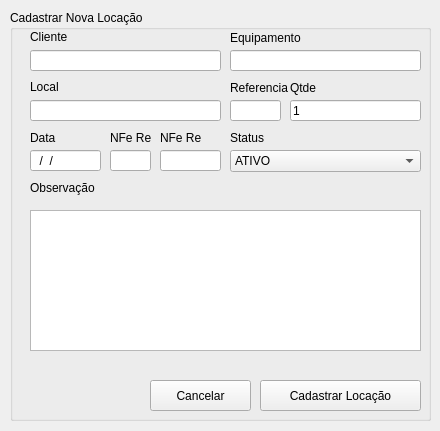
Qt form views/form_cadastra_locacao.ui (andrecamposdelfino/gerenciar-locacoes) before a commit.
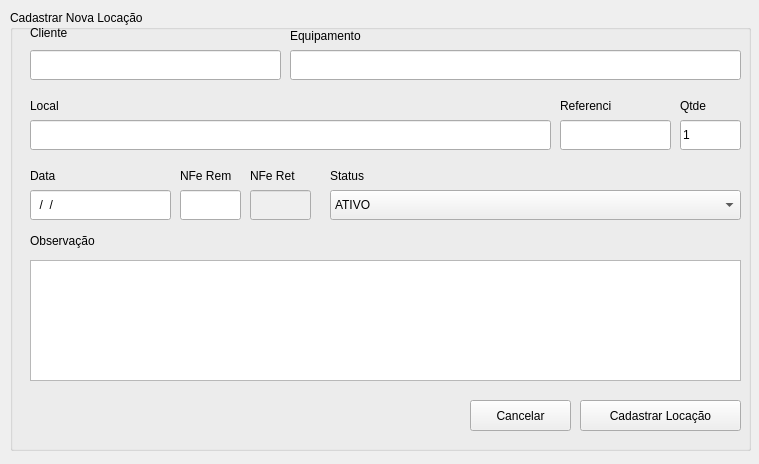
The same form after that commit. Icons and pictures are not drawn.

What changed in the file:
```diff
--- a/views/form_cadastra_locacao.ui
+++ b/views/form_cadastra_locacao.ui
@@ -6,8 +6,8 @@
    <rect>
     <x>0</x>
     <y>0</y>
-    <width>440</width>
-    <height>431</height>
+    <width>759</width>
+    <height>464</height>
    </rect>
   </property>
   <property name="windowTitle">
@@ -19,8 +19,8 @@
      <rect>
       <x>10</x>
       <y>10</y>
-      <width>421</width>
-      <height>411</height>
+      <width>741</width>
+      <height>441</height>
      </rect>
     </property>
     <property name="title">
@@ -31,8 +31,8 @@
       <rect>
        <x>20</x>
        <y>40</y>
-       <width>191</width>
-       <height>21</height>
+       <width>251</width>
+       <height>30</height>
       </rect>
      </property>
     </widget>
@@ -40,9 +40,9 @@
      <property name="geometry">
       <rect>
        <x>20</x>
-       <y>20</y>
+       <y>12</y>
        <width>47</width>
-       <height>13</height>
+       <height>21</height>
       </rect>
      </property>
      <property name="text">
@@ -52,20 +52,20 @@
     <widget class="QLineEdit" name="txtEquipamento">
      <property name="geometry">
       <rect>
-       <x>220</x>
+       <x>280</x>
        <y>40</y>
-       <width>191</width>
-       <height>21</height>
+       <width>451</width>
+       <height>30</height>
       </rect>
      </property>
     </widget>
     <widget class="QLabel" name="label_2">
      <property name="geometry">
       <rect>
-       <x>220</x>
-       <y>20</y>
-       <width>91</width>
-       <height>16</height>
+       <x>280</x>
+       <y>15</y>
+       <width>81</width>
+       <height>21</height>
       </rect>
      </property>
      <property name="text">
@@ -76,9 +76,9 @@
      <property name="geometry">
       <rect>
        <x>20</x>
-       <y>90</y>
-       <width>191</width>
-       <height>21</height>
+       <y>110</y>
+       <width>521</width>
+       <height>30</height>
       </rect>
      </property>
     </widget>
@@ -86,9 +86,9 @@
      <property name="geometry">
       <rect>
        <x>20</x>
-       <y>70</y>
+       <y>80</y>
        <width>47</width>
-       <height>13</height>
+       <height>31</height>
       </rect>
      </property>
      <property name="text">
@@ -98,10 +98,10 @@
     <widget class="QLabel" name="label_4">
      <property name="geometry">
       <rect>
-       <x>220</x>
-       <y>70</y>
-       <width>91</width>
-       <height>16</height>
+       <x>550</x>
+       <y>80</y>
+       <width>51</width>
+       <height>31</height>
       </rect>
      </property>
      <property name="text">
@@ -111,20 +111,20 @@
     <widget class="QLineEdit" name="txtReferencia">
      <property name="geometry">
       <rect>
-       <x>220</x>
-       <y>90</y>
-       <width>51</width>
-       <height>21</height>
+       <x>550</x>
+       <y>110</y>
+       <width>111</width>
+       <height>30</height>
       </rect>
      </property>
     </widget>
     <widget class="QLineEdit" name="txtQtde">
      <property name="geometry">
       <rect>
-       <x>280</x>
-       <y>90</y>
-       <width>131</width>
-       <height>21</height>
+       <x>670</x>
+       <y>110</y>
+       <width>61</width>
+       <height>30</height>
       </rect>
      </property>
      <property name="text">
@@ -134,10 +134,10 @@
     <widget class="QLabel" name="label_5">
      <property name="geometry">
       <rect>
-       <x>280</x>
-       <y>70</y>
+       <x>670</x>
+       <y>80</y>
        <width>31</width>
-       <height>16</height>
+       <height>31</height>
       </rect>
      </property>
      <property name="text">
@@ -148,9 +148,9 @@
      <property name="geometry">
       <rect>
        <x>20</x>
-       <y>120</y>
-       <width>41</width>
-       <height>16</height>
+       <y>155</y>
+       <width>51</width>
+       <height>21</height>
       </rect>
      </property>
      <property name="text">
@@ -161,9 +161,9 @@
      <property name="geometry">
       <rect>
        <x>20</x>
-       <y>140</y>
-       <width>71</width>
-       <height>21</height>
+       <y>180</y>
+       <width>141</width>
+       <height>30</height>
       </rect>
      </property>
      <property name="inputMask">
@@ -173,10 +173,10 @@
     <widget class="QLabel" name="label_13">
      <property name="geometry">
       <rect>
-       <x>100</x>
-       <y>120</y>
-       <width>41</width>
-       <height>16</height>
+       <x>170</x>
+       <y>155</y>
+       <width>61</width>
+       <height>21</height>
       </rect>
      </property>
      <property name="text">
@@ -186,20 +186,20 @@
     <widget class="QLineEdit" name="txtNfRem">
      <property name="geometry">
       <rect>
-       <x>100</x>
-       <y>140</y>
-       <width>41</width>
-       <height>21</height>
+       <x>170</x>
+       <y>180</y>
+       <width>61</width>
+       <height>30</height>
       </rect>
      </property>
     </widget>
     <widget class="QLabel" name="label_21">
      <property name="geometry">
       <rect>
-       <x>150</x>
-       <y>120</y>
-       <width>41</width>
-       <height>16</height>
+       <x>240</x>
+       <y>155</y>
+       <width>61</width>
+       <height>21</height>
       </rect>
      </property>
      <property name="text">
@@ -207,12 +207,15 @@
      </property>
     </widget>
     <widget class="QLineEdit" name="txtNfRet">
+     <property name="enabled">
+      <bool>false</bool>
+     </property>
      <property name="geometry">
       <rect>
-       <x>150</x>
-       <y>140</y>
+       <x>240</x>
+       <y>180</y>
        <width>61</width>
-       <height>21</height>
+       <height>30</height>
       </rect>
      </property>
     </widget>
@@ -270,8 +273,8 @@
     <widget class="QPushButton" name="btnCadastrar">
      <property name="geometry">
       <rect>
-       <x>250</x>
-       <y>370</y>
+       <x>570</x>
+       <y>390</y>
        <width>161</width>
        <height>31</height>
       </rect>
@@ -287,8 +290,8 @@
     <widget class="QPushButton" name="btnCancelar">
      <property name="geometry">
       <rect>
-       <x>140</x>
-       <y>370</y>
+       <x>460</x>
+       <y>390</y>
        <width>101</width>
        <height>31</height>
       </rect>
@@ -305,9 +308,9 @@
      <property name="geometry">
       <rect>
        <x>20</x>
-       <y>170</y>
+       <y>210</y>
        <width>91</width>
-       <height>16</height>
+       <height>41</height>
       </rect>
      </property>
      <property name="text">
@@ -317,10 +320,10 @@
     <widget class="QComboBox" name="txtStatus">
      <property name="geometry">
       <rect>
-       <x>220</x>
-       <y>140</y>
-       <width>191</width>
-       <height>22</height>
+       <x>320</x>
+       <y>180</y>
+       <width>411</width>
+       <height>30</height>
       </rect>
      </property>
      <item>
@@ -337,10 +340,10 @@
     <widget class="QLabel" name="label_23">
      <property name="geometry">
       <rect>
-       <x>220</x>
-       <y>120</y>
-       <width>91</width>
-       <height>16</height>
+       <x>320</x>
+       <y>155</y>
+       <width>61</width>
+       <height>21</height>
       </rect>
      </property>
      <property name="text">
@@ -351,9 +354,9 @@
      <property name="geometry">
       <rect>
        <x>20</x>
-       <y>200</y>
-       <width>391</width>
-       <height>141</height>
+       <y>250</y>
+       <width>711</width>
+       <height>121</height>
       </rect>
      </property>
     </widget>
```
